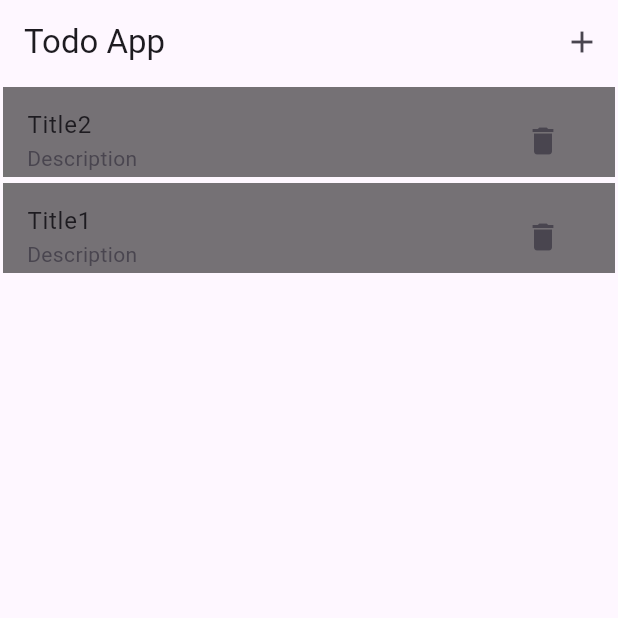
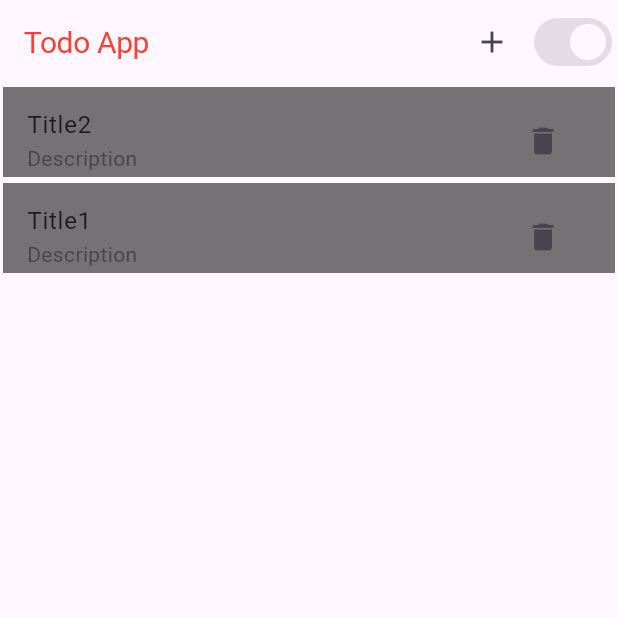
Before and after one commit to YuneshShrestha/s2-d6, a Flutter app: the screen it shows after launch, after a tap on the "delete" icon, on a phone screen of 412 x 824 dp, the top half of it. Run offline on Flutter 3.47's test engine with Material 3 defaults, Android fonts, the phone set to English and light mode, and no system bars; our stand-ins replace device_preview.

Commit message:
themeing

```diff
--- a/lib/main.dart
+++ b/lib/main.dart
@@ -1,8 +1,15 @@
+import 'package:device_preview/device_preview.dart';
 import 'package:flutter/material.dart';
 import 'package:todolist/screens/home_page.dart';
+import 'package:todolist/screens/loader_screen.dart';
 
 void main() {
-  runApp(const MyApp());
+  runApp(DevicePreview(
+    enabled: false,
+    builder: (context) {
+      return const MyApp();
+    },
+  ));
 }
 
 class MyApp extends StatelessWidget {
@@ -10,9 +17,18 @@ class MyApp extends StatelessWidget {
 
   @override
   Widget build(BuildContext context) {
-    return const MaterialApp(
-      home: HomeScreen(),
+    return MaterialApp(
+      home: const LoaderScreen(),
       debugShowCheckedModeBanner: false,
+      theme: ThemeData(
+        brightness: Brightness.light,
+        textTheme: TextTheme(
+          displayLarge: TextStyle(
+            fontSize: 20,
+            color: Colors.red,
+          ),
+        ),
+      ),
     );
   }
 }
--- a/lib/screens/form_page.dart
+++ b/lib/screens/form_page.dart
@@ -10,7 +10,12 @@ class FormPage extends StatelessWidget {
     GlobalKey<FormState> formKey = GlobalKey<FormState>();
     return Scaffold(
       appBar: AppBar(
-        title: const Text("Form Page"),
+        title: Text(
+          "Form Page",
+          style: Theme.of(context).textTheme.displayLarge!.copyWith(
+                color: Colors.blue,
+              ),
+        ),
       ),
       body: Padding(
         padding: const EdgeInsets.symmetric(
--- a/lib/screens/home_page.dart
+++ b/lib/screens/home_page.dart
@@ -20,13 +20,11 @@ class _HomeScreenState extends State<HomeScreen> {
       "id": "2",
       "title": "Title2",
       "description": "Description",
-
     },
     {
       "id": "3",
       "title": "Title1",
       "description": "Description",
-
     },
   ];
   void addToDataList(String data, String desc) {
@@ -34,8 +32,7 @@ class _HomeScreenState extends State<HomeScreen> {
       dataList.add({
         "id": DateTime.now().toString(),
         "title": data,
-      "description": desc,
-
+        "description": desc,
       });
     });
   }
@@ -52,7 +49,10 @@ class _HomeScreenState extends State<HomeScreen> {
   Widget build(BuildContext context) {
     return Scaffold(
       appBar: AppBar(
-        title: const Text("Todo App"),
+        title: Text(
+          "Todo App",
+          style: Theme.of(context).textTheme.displayLarge,
+        ),
         actions: [
           IconButton(
             onPressed: () {
@@ -64,6 +64,7 @@ class _HomeScreenState extends State<HomeScreen> {
             },
             icon: const Icon(Icons.add),
           ),
+          Switch(value: true, onChanged: null)
         ],
       ),
       body: SingleChildScrollView(
--- /dev/null
+++ b/lib/screens/loader_screen.dart
@@ -0,0 +1,111 @@
+import 'dart:async';
+
+import 'package:flutter/material.dart';
+import 'package:todolist/screens/home_page.dart';
+
+class LoaderScreen extends StatefulWidget {
+  const LoaderScreen({super.key});
+
+  @override
+  State<LoaderScreen> createState() => _LoaderScreenState();
+}
+
+class _LoaderScreenState extends State<LoaderScreen> {
+  @override
+  void initState() {
+    super.initState();
+    Timer(const Duration(seconds: 5), () {
+      Navigator.of(context).pushReplacement(MaterialPageRoute(builder: (context) {
+        return const HomeScreen();
+      }));
+    });
+  }
+
+  @override
+  Widget build(BuildContext context) {
+    var appBar = AppBar(
+      title:  Text("Loader Screen", style: Theme.of(context).textTheme.displayLarge,),
+
+    );
+    var needHeight = MediaQuery.of(context).size.height -
+        appBar.preferredSize.height -
+        MediaQuery.of(context).padding.top;
+    return Scaffold(
+      appBar: appBar,
+      body: LayoutBuilder(
+        builder: (context, constraints) {
+          if (constraints.maxWidth < 400) {
+            // Column
+            return Column(
+              children: [
+                Flexible(
+                  flex: 1,
+                  fit: FlexFit.tight,
+                  child: Container(
+                    width: MediaQuery.of(context).size.width,
+                    // height: needHeight / 2,
+                    color: Colors.red,
+                    child: Image.asset(
+                      "assets/todolist.png",
+                      fit: BoxFit.cover,
+                    ),
+                  ),
+                ),
+                Flexible(
+                  flex: 1,
+                  fit: FlexFit.tight,
+                  child: SizedBox(
+                    width: MediaQuery.of(context).size.width,
+                    // height: needHeight / 2,
+                    child: const Text(
+                      "TODO List App",
+                      textAlign: TextAlign.center,
+                      style: TextStyle(
+                        fontSize: 30,
+                        fontWeight: FontWeight.w500,
+                      ),
+                    ),
+                  ),
+                )
+              ],
+            );
+          } else {
+            return Row(
+              children: [
+                Flexible(
+                  flex: 1,
+                  fit: FlexFit.tight,
+                  child: Container(
+                    width: MediaQuery.of(context).size.width,
+                    // height: needHeight / 2,
+                    color: Colors.red,
+                    child: Image.asset(
+                      "assets/todolist.png",
+                      fit: BoxFit.cover,
+                    ),
+                  ),
+                ),
+                Flexible(
+                  flex: 1,
+                  fit: FlexFit.tight,
+                  child: SizedBox(
+                    width: MediaQuery.of(context).size.width,
+                    // height: needHeight / 2,
+                    child: const Text(
+                      "TODO List App",
+                      textAlign: TextAlign.center,
+                      style: TextStyle(
+                        fontSize: 30,
+                        fontWeight: FontWeight.w500,
+                      ),
+                    ),
+                  ),
+                )
+              ],
+            );
+          }
+        },
+      ),
+    );
+  }
+}
--- a/lib/widgets/task_card.dart
+++ b/lib/widgets/task_card.dart
@@ -20,15 +20,15 @@ class TaskCard extends StatefulWidget {
 class _TaskCardState extends State<TaskCard> {
   late Color color;
   List<Color> colorsList = [
-    Colors.black54,
-    Colors.yellow,
-    Colors.pinkAccent,
-    Colors.orangeAccent
+    Colors.black54, //0
+    Colors.yellow, //1
+    Colors.pinkAccent,//2
+    Colors.orangeAccent//3
   ];
   @override
   void initState() {
     // Random Index
-    // 0 - 2
+    // 0 - 3
     var randomIndex = Random().nextInt(colorsList.length);
     color = colorsList[randomIndex];
     super.initState();
@@ -43,6 +43,7 @@ class _TaskCardState extends State<TaskCard> {
         }));
       },
       child: Container(
+
         margin: const EdgeInsets.all(2),
         height: 60,
         color: color,
--- a/pubspec.yaml
+++ b/pubspec.yaml
@@ -35,6 +35,7 @@ dependencies:
   # The following adds the Cupertino Icons font to your application.
   # Use with the CupertinoIcons class for iOS style icons.
   cupertino_icons: ^1.0.6
+  device_preview: ^1.2.0
 
 dev_dependencies:
   flutter_test:
@@ -59,9 +60,8 @@ flutter:
   uses-material-design: true
 
   # To add assets to your application, add an assets section, like this:
-  # assets:
-  #   - images/a_dot_burr.jpeg
-  #   - images/a_dot_ham.jpeg
+  assets:
+    - assets/todolist.png
 
   # An image asset can refer to one or more resolution-specific "variants", see
   # https://flutter.dev/assets-and-images/#resolution-aware
```
Also changed, not shown: assets/todolist.png (added), pubspec.lock, 1 other file.
